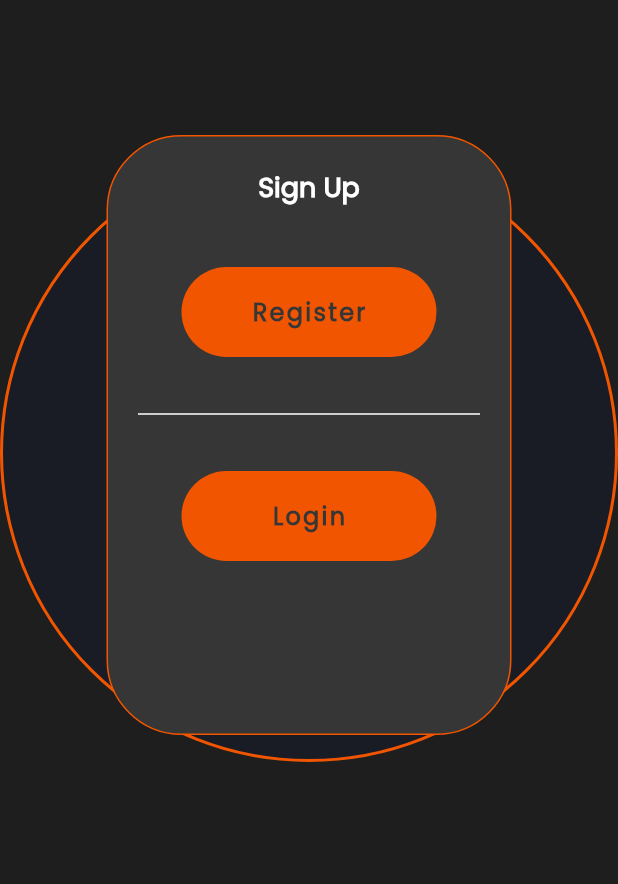
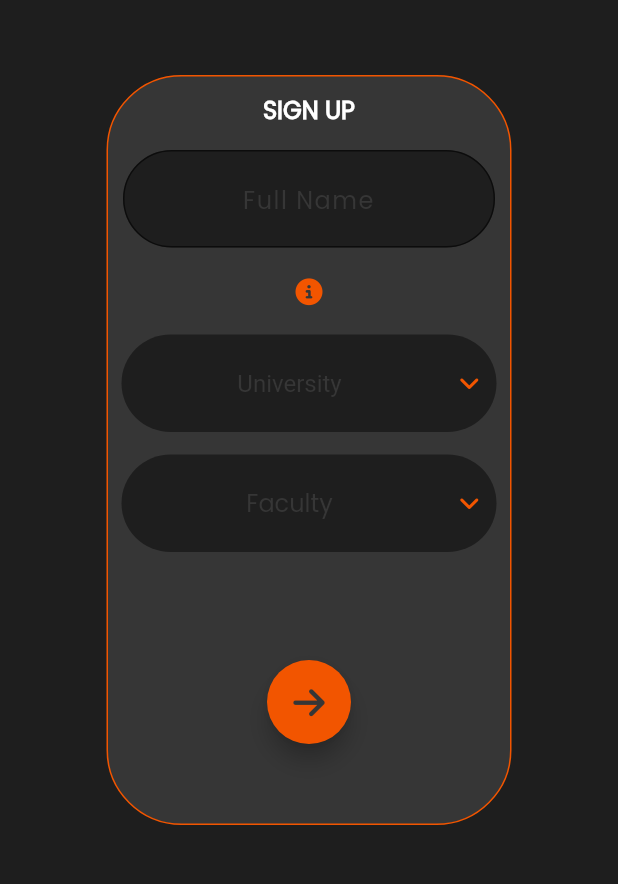
Before and after one commit to ANPramodya/SparK, a Flutter app: the screen it shows after launch, after a tap on "Register", on a phone screen of 412 x 824 dp, the part 165-1049 px from its top. Run offline on Flutter 3.47's test engine with Material 2 defaults, Android fonts, the phone set to English and light mode, and no system bars; drawn by our look-alikes of avatar_glow, dropdown_button2; our stand-ins replace font_awesome_flutter, page_transition.

Commit message:
RegisterPage1 Done

```diff
--- a/lib/main.dart
+++ b/lib/main.dart
@@ -24,7 +24,7 @@ class MyApp extends StatelessWidget {
       ),
       providers: [
         ChangeNotifierProvider(create: (_) => landingHelpers()),
-        ChangeNotifierProvider(create: (_) => loginHelpers())
+        ChangeNotifierProvider(create: (_) => loginHelpers()),
       ],
     );
   }
--- a/lib/screens/LandingPage/landingHelpers.dart
+++ b/lib/screens/LandingPage/landingHelpers.dart
@@ -3,6 +3,7 @@ import 'package:flutter/cupertino.dart';
 import 'package:flutter/material.dart';
 import 'package:page_transition/page_transition.dart';
 import 'package:spark/constants/Constantcolors.dart';
+import 'package:spark/screens/RegisterPage/RegisterPage1.dart';
 import 'package:spark/screens/login/loginPage.dart';
 
 class landingHelpers with ChangeNotifier {
@@ -58,7 +59,13 @@ class landingHelpers with ChangeNotifier {
                       height: 40.0,
                     ),
                     TextButton(
-                      onPressed: () {},
+                      onPressed: () {
+                        Navigator.pushReplacement(
+                            context,
+                            PageTransition(
+                                child: RegisterPage1(),
+                                type: PageTransitionType.rightToLeft));
+                      },
                       style: ButtonStyle(
                         backgroundColor: MaterialStateProperty.all(
                             constantColors.primaryColor),
--- a/lib/screens/RegisterPage/RegisterPage1.dart
+++ b/lib/screens/RegisterPage/RegisterPage1.dart
@@ -0,0 +1,340 @@
+import 'package:avatar_glow/avatar_glow.dart';
+import 'package:dropdown_button2/dropdown_button2.dart';
+import 'package:flutter/material.dart';
+import 'package:font_awesome_flutter/font_awesome_flutter.dart';
+import 'package:page_transition/page_transition.dart';
+import 'package:provider/provider.dart';
+import 'package:spark/constants/ConstantColors.dart';
+import 'package:spark/screens/LandingPage/landingHelpers.dart';
+import 'package:spark/screens/RegisterPage/RegisterPage2.dart';
+
+class RegisterPage1 extends StatefulWidget {
+  @override
+  State<RegisterPage1> createState() => _RegisterPage1State();
+}
+
+class _RegisterPage1State extends State<RegisterPage1> {
+  ConstantColors constantColors = ConstantColors();
+  final List<String> Universities = [
+    'University of Kelaniya',
+    'University of Moratuwa',
+    'University of Peradeniya',
+    'University of Ruhuna',
+    'University of Jayawardanpura',
+    'University of Jaffna',
+  ];
+
+  final List<String> Faculties = [
+    'Faculty of Science',
+    'Faculty of Humanities',
+    'Faculty of Commerce',
+    'Faculty of Medicine',
+    'Faculty of Engineering',
+    'Faculty of Arts',
+  ];
+
+  String? selectedValueUni;
+  final TextEditingController UniversityTextEdittingController =
+      TextEditingController();
+
+  String? selectedValueFac;
+  final TextEditingController FacultyTextEdittingController =
+      TextEditingController();
+
+  @override
+  void disposeUni() {
+    UniversityTextEdittingController.dispose();
+    super.dispose();
+  }
+
+  @override
+  void disposefac() {
+    FacultyTextEdittingController.dispose();
+    super.dispose();
+  }
+
+  @override
+  Widget build(BuildContext context) {
+    return Scaffold(
+      resizeToAvoidBottomInset: false,
+      backgroundColor: constantColors.darkColor,
+      body: Center(
+        child: Container(
+          padding: EdgeInsets.only(top: 50.0),
+          child: Column(
+            children: [
+              Text(
+                'SparK',
+                style: TextStyle(
+                    color: constantColors.primaryColor,
+                    fontWeight: FontWeight.bold,
+                    fontSize: 40.0,
+                    letterSpacing: 2.0),
+              ),
+              SizedBox(
+                height: 50.0,
+              ),
+              Container(
+                decoration: BoxDecoration(
+                    color: constantColors.lightDarkColor,
+                    borderRadius: BorderRadius.circular(50.0),
+                    border: Border.all(
+                        color: constantColors.primaryColor, width: 1.0)),
+                height: 500.0,
+                width: 270.0,
+                child: Column(
+                  children: [
+                    SizedBox(
+                      height: 10.0,
+                    ),
+                    Text(
+                      'SIGN UP',
+                      style: TextStyle(
+                          fontSize: 16.0,
+                          fontWeight: FontWeight.w900,
+                          color: constantColors.whiteColor),
+                    ),
+                    SizedBox(
+                      height: 15.0,
+                    ),
+                    Padding(
+                      padding: const EdgeInsets.symmetric(horizontal: 10.0),
+                      child: TextField(
+                        style: TextStyle(
+                            color: constantColors.primaryColor,
+                            fontSize: 18.0,
+                            letterSpacing: 1.5),
+                        textAlign: TextAlign.center,
+                        decoration: InputDecoration(
+                            focusedBorder: OutlineInputBorder(
+                                borderRadius: BorderRadius.circular(50.0),
+                                borderSide: BorderSide(
+                                    color: constantColors.primaryColor)),
+                            border: OutlineInputBorder(
+                                borderRadius: BorderRadius.circular(50.0),
+                                borderSide: BorderSide(
+                                    width: 1,
+                                    color: constantColors.primaryColor)),
+                            filled: true,
+                            fillColor: constantColors.darkColor,
+                            hintText: 'Full Name',
+                            hintStyle: TextStyle(
+                                color: constantColors.lightDarkColor,
+                                fontSize: 16.0,
+                                letterSpacing: 1.0)),
+                      ),
+                    ),
+                    SizedBox(
+                      height: 5.0,
+                    ),
+                    IconButton(
+                        onPressed: () {},
+                        icon: Icon(
+                          FontAwesomeIcons.circleInfo,
+                          color: constantColors.primaryColor,
+                          size: 18.0,
+                        )),
+                    SizedBox(
+                      height: 5.0,
+                    ),
+                    DropdownButtonHideUnderline(
+                        child: DropdownButton2(
+                      icon: Padding(
+                        padding: const EdgeInsets.only(right: 10.0),
+                        child: Icon(
+                          FontAwesomeIcons.angleDown,
+                          color: constantColors.primaryColor,
+                          size: 16.0,
+                        ),
+                      ),
+                      style: TextStyle(color: constantColors.primaryColor),
+                      dropdownDecoration: BoxDecoration(
+                          color: constantColors.darkColor,
+                          borderRadius: BorderRadius.circular(30.0)),
+                      isExpanded: true,
+                      buttonDecoration: BoxDecoration(
+                          color: constantColors.darkColor,
+                          borderRadius: BorderRadius.circular(50.0)),
+                      hint: Center(
+                        child: Text(
+                          'University',
+                          style: TextStyle(
+                            fontSize: 16,
+                            color: constantColors.lightDarkColor,
+                          ),
+                        ),
+                      ),
+                      items:
+                          Universities.map((item) => DropdownMenuItem<String>(
+                                value: item,
+                                child: Center(
+                                  child: Text(
+                                    item,
+                                    style: TextStyle(
+                                        fontSize: 16,
+                                        color: constantColors.lightDarkColor),
+                                  ),
+                                ),
+                              )).toList(),
+                      value: selectedValueUni,
+                      onChanged: (value) {
+                        setState(() {
+                          selectedValueUni = value as String;
+                        });
+                      },
+                      buttonHeight: 65.0,
+                      buttonWidth: 250,
+                      itemHeight: 50,
+                      dropdownMaxHeight: 200,
+                      searchController: UniversityTextEdittingController,
+                      searchInnerWidget: Padding(
+                        padding: const EdgeInsets.only(
+                          top: 8,
+                          bottom: 4,
+                          right: 8,
+                          left: 8,
+                        ),
+                        child: TextFormField(
+                          controller: UniversityTextEdittingController,
+                          decoration: InputDecoration(
+                            filled: true,
+                            fillColor: constantColors.darkColor,
+                            isDense: true,
+                            contentPadding: const EdgeInsets.symmetric(
+                              horizontal: 10,
+                              vertical: 8,
+                            ),
+                            hintText: 'Search for an item...',
+                            hintStyle: TextStyle(
+                                fontSize: 16,
+                                color: constantColors.lightDarkColor),
+                            border: OutlineInputBorder(
+                              borderRadius: BorderRadius.circular(50.0),
+                            ),
+                          ),
+                        ),
+                      ),
+                      searchMatchFn: (item, searchValue) {
+                        return (item.value.toString().contains(searchValue));
+                      },
+                      onMenuStateChange: (isOpen) {
+                        if (!isOpen) {
+                          UniversityTextEdittingController.clear();
+                        }
+                      },
+                    )),
+                    SizedBox(
+                      height: 15.0,
+                    ),
+                    DropdownButtonHideUnderline(
+                        child: DropdownButton2(
+                      icon: Padding(
+                        padding: const EdgeInsets.only(right: 10.0),
+                        child: Icon(
+                          FontAwesomeIcons.angleDown,
+                          color: constantColors.primaryColor,
+                          size: 16.0,
+                        ),
+                      ),
+                      dropdownDecoration: BoxDecoration(
+                          color: constantColors.darkColor,
+                          borderRadius: BorderRadius.circular(30.0)),
+                      isExpanded: true,
+                      buttonDecoration: BoxDecoration(
+                          color: constantColors.darkColor,
+                          borderRadius: BorderRadius.circular(50.0)),
+                      hint: Center(
+                        child: Text(
+                          'Faculty',
+                          style: TextStyle(
+                            fontSize: 16,
+                            color: constantColors.lightDarkColor,
+                          ),
+                        ),
+                      ),
+                      items: Faculties.map((item) => DropdownMenuItem<String>(
+                            value: item,
+                            child: Text(
+                              item,
+                              style: TextStyle(
+                                  fontSize: 16,
+                                  color: constantColors.lightDarkColor),
+                            ),
+                          )).toList(),
+                      value: selectedValueFac,
+                      onChanged: (value) {
+                        setState(() {
+                          selectedValueFac = value as String;
+                        });
+                      },
+                      buttonHeight: 65.0,
+                      buttonWidth: 250,
+                      itemHeight: 50,
+                      dropdownMaxHeight: 200,
+                      searchController: FacultyTextEdittingController,
+                      searchInnerWidget: Padding(
+                        padding: const EdgeInsets.only(
+                          top: 8,
+                          bottom: 4,
+                          right: 8,
+                          left: 8,
+                        ),
+                        child: TextFormField(
+                          controller: FacultyTextEdittingController,
+                          decoration: InputDecoration(
+                            isDense: true,
+                            contentPadding: const EdgeInsets.symmetric(
+                              horizontal: 10,
+                              vertical: 8,
+                            ),
+                            hintText: 'Search for an item...',
+                            hintStyle: TextStyle(
+                                fontSize: 16,
+                                color: constantColors.lightDarkColor),
+                            border: OutlineInputBorder(
+                              borderRadius: BorderRadius.circular(8),
+                            ),
+                          ),
+                        ),
+                      ),
+                      searchMatchFn: (item, searchValue) {
+                        return (item.value.toString().contains(searchValue));
+                      },
+                      onMenuStateChange: (isOpen) {
+                        if (!isOpen) {
+                          FacultyTextEdittingController.clear();
+                        }
+                      },
+                    )),
+                    SizedBox(
+                      height: 50.0,
+                    ),
+                    AvatarGlow(
+                      endRadius: 50.0,
+                      glowColor: constantColors.primaryColor,
+                      showTwoGlows: true,
+                      child: FloatingActionButton(
+                        onPressed: () {
+                          Navigator.pushReplacement(
+                              context,
+                              PageTransition(
+                                  child: RegisterPage2(),
+                                  type: PageTransitionType.bottomToTop));
+                        },
+                        backgroundColor: constantColors.primaryColor,
+                        child: Icon(
+                          FontAwesomeIcons.arrowRight,
+                          color: constantColors.lightDarkColor,
+                        ),
+                      ),
+                    )
+                  ],
+                ),
+              ),
+            ],
+          ),
+        ),
+      ),
+    );
+  }
+}
--- a/lib/screens/RegisterPage/RegisterPage2.dart
+++ b/lib/screens/RegisterPage/RegisterPage2.dart
@@ -0,0 +1,20 @@
+import 'package:flutter/material.dart';
+import 'package:spark/constants/ConstantColors.dart';
+
+class RegisterPage2 extends StatefulWidget {
+  RegisterPage2({Key? key}) : super(key: key);
+
+  @override
+  State<RegisterPage2> createState() => _RegisterPage2State();
+}
+
+class _RegisterPage2State extends State<RegisterPage2> {
+  ConstantColors constantColors = ConstantColors();
+  @override
+  Widget build(BuildContext context) {
+    return Scaffold(
+      resizeToAvoidBottomInset: false,
+      backgroundColor: constantColors.darkColor,
+    );
+  }
+}
--- a/pubspec.yaml
+++ b/pubspec.yaml
@@ -29,6 +29,7 @@ environment:
 dependencies:
   avatar_glow: ^2.0.2
   cupertino_icons: ^1.0.2
+  dropdown_button2: ^1.6.3
   eva_icons_flutter: ^3.1.0
   flutter:
     sdk: flutter
```
Also changed, not shown: pubspec.lock.
